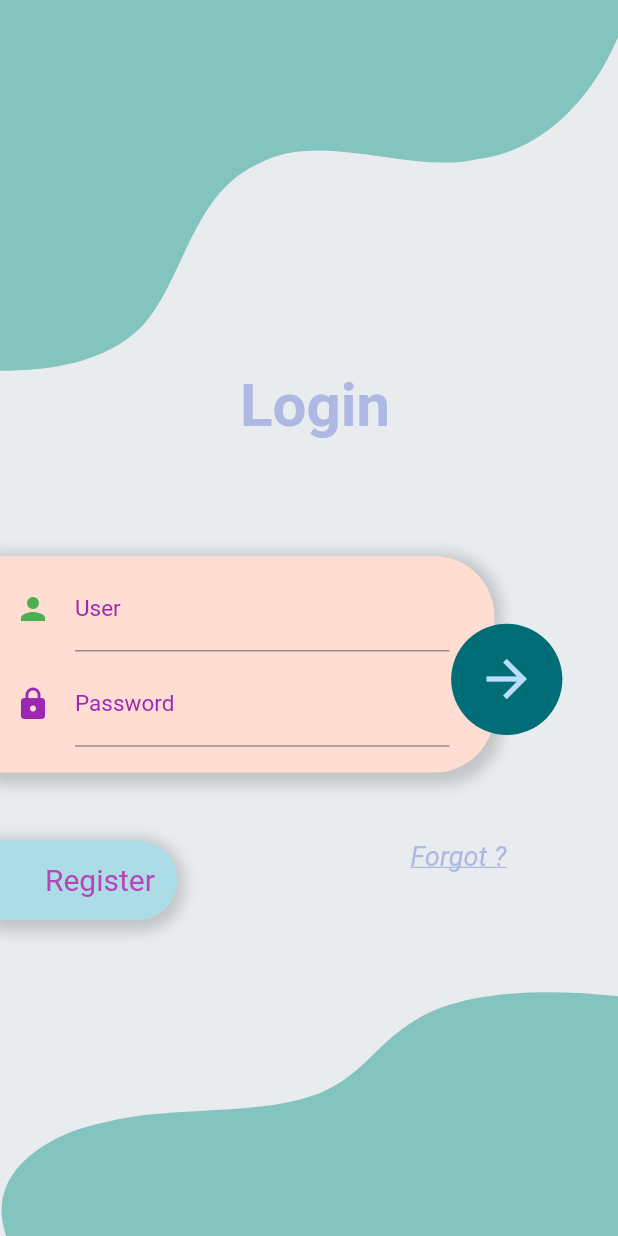
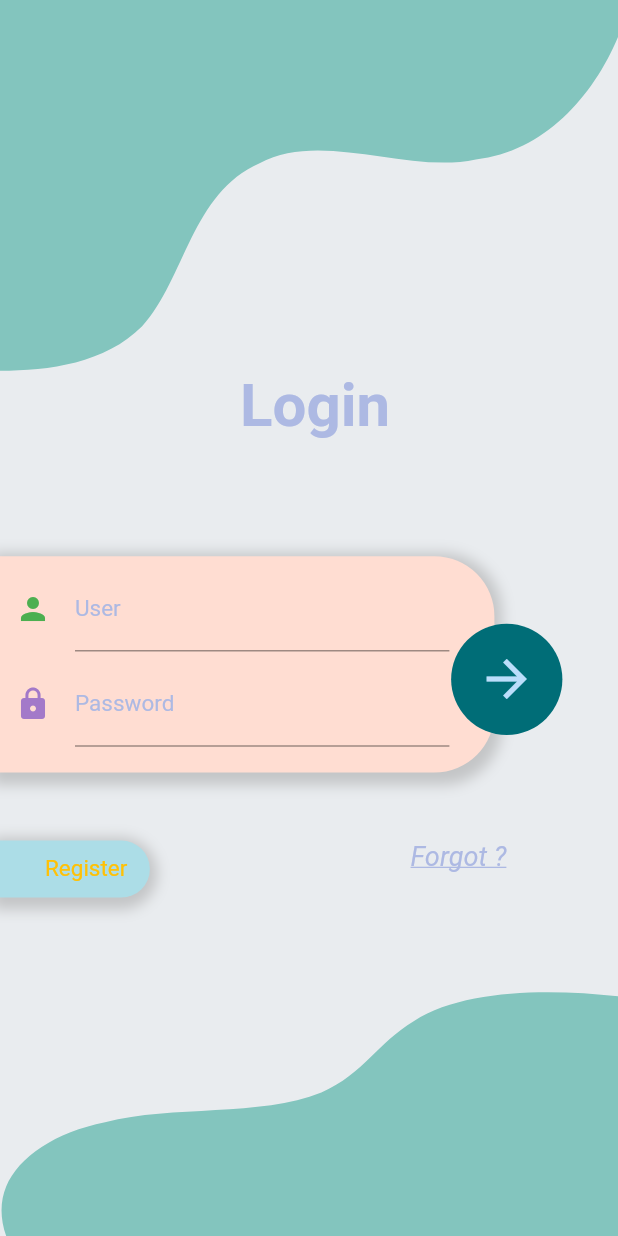
Before and after one commit to goby33/trivial_pursuit_tristan_six_martin_gobert, a Flutter app: the screen it shows after launch, on a phone screen of 412 x 824 dp. Run offline on Flutter 3.47's test engine with Material 2 defaults, Android fonts, the phone set to English and light mode, and no system bars; our stand-ins replace firebase_core, get, get_storage, go_router; accounts and stored records are empty.

```diff
--- a/lib/theme/my_theme.dart
+++ b/lib/theme/my_theme.dart
@@ -9,11 +9,15 @@ class MyTheme {
         cursorColor: Colors.red, selectionColor: Colors.cyan),
     inputDecorationTheme: const InputDecorationTheme(
       focusedBorder: UnderlineInputBorder(
-        borderSide: BorderSide(color: Colors.red),
+        borderSide: BorderSide(
+          color: Color.fromRGBO(172, 221, 231, 1),
+        ),
       ),
-      labelStyle: TextStyle(color: Colors.purple),
-      iconColor: Colors.purple,
-      focusColor: Colors.red,
+      labelStyle: TextStyle(
+        color: Color.fromRGBO(173, 185, 227, 1),
+      ),
+      iconColor: Color.fromRGBO(163, 121, 201, 1),
+      focusColor: Color.fromRGBO(172, 221, 231, 1),
     ),
     textTheme: const TextTheme(
       headline1: TextStyle(
--- a/lib/ui/pages/login/login.dart
+++ b/lib/ui/pages/login/login.dart
@@ -64,9 +64,9 @@ class Login extends StatelessWidget {
                 },
                 child: Container(
                   padding: const EdgeInsets.only(
-                    top: 15,
+                    top: 10,
                     left: 30,
-                    bottom: 15,
+                    bottom: 10,
                     right: 15,
                   ),
                   decoration: BoxDecoration(
@@ -88,8 +88,8 @@ class Login extends StatelessWidget {
                   child: const Text(
                     "Register",
                     style: TextStyle(
-                      fontSize: 20,
-                      color: Color.fromRGBO(183, 68, 184, 1),
+                      fontSize: 15,
+                      color: Colors.amber,
                     ),
                   ),
                 )),
```
